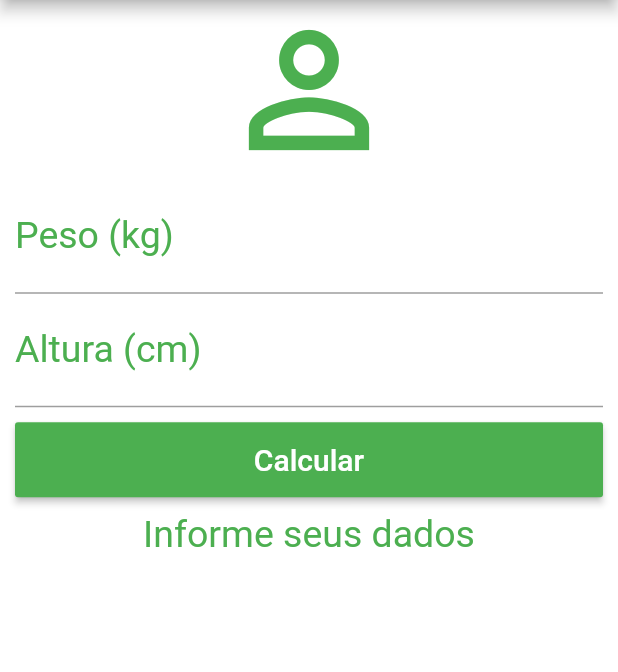
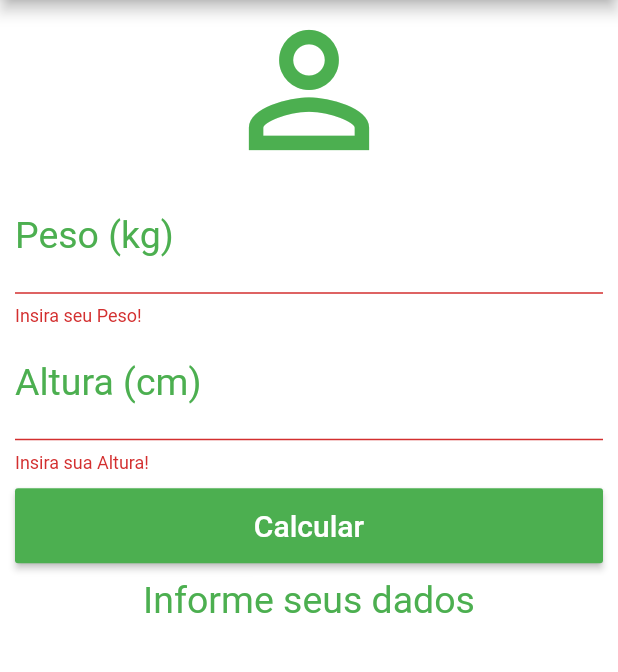
Before and after one commit to rafarvns/Curso-Flutter-Udemy-by-Daniel-Ciolfi, a Flutter app: the screen it shows after launch, after a tap on "Calcular", on a phone screen of 412 x 824 dp, the part 84-756 px from its top. Run offline on Flutter 3.47's test engine with Material 2 defaults, Android fonts, the phone set to English and light mode, and no system bars.

Commit message:
- Finalização da calculadora de IMC

```diff
--- a/app02_calculadora_de_imc/lib/main.dart
+++ b/app02_calculadora_de_imc/lib/main.dart
@@ -15,13 +15,16 @@ class _HomeState extends State<Home> {
   TextEditingController weightController = TextEditingController();
   TextEditingController heightController = TextEditingController();
 
+  GlobalKey<FormState> _formKey = GlobalKey<FormState>();
+
   String _infoText = "Informe seus dados";
 
-  void _resetFields() {
+  void _resetFields(){
     weightController.text = "";
     heightController.text = "";
     setState(() {
-      _infoText = "Informe seus dados";
+      _infoText = "Informe seus dados!";
+      _formKey = GlobalKey<FormState>();
     });
   }
 
@@ -56,11 +59,13 @@ class _HomeState extends State<Home> {
         backgroundColor: Colors.white,
         body: SingleChildScrollView(
           padding: EdgeInsets.fromLTRB(10.0, 0.0, 10.0, 0.0),
+          child: Form(
+            key: _formKey,
             child: Column(
               crossAxisAlignment: CrossAxisAlignment.stretch,
               children: <Widget>[
                 Icon(Icons.person_outline, size: 120.0, color: Colors.green),
-              TextField(
+                TextFormField(
                   keyboardType: TextInputType.number,
                   decoration: InputDecoration(
                       labelText: "Peso (kg)",
@@ -68,8 +73,13 @@ class _HomeState extends State<Home> {
                   textAlign: TextAlign.center,
                   style: TextStyle(color: Colors.green, fontSize: 25),
                   controller: weightController,
+                  validator: (value) {
+                    if(value.isEmpty){
+                      return "Insira seu Peso!";
+                    }
+                  },
                 ),
-              TextField(
+                TextFormField(
                   keyboardType: TextInputType.number,
                   decoration: InputDecoration(
                       labelText: "Altura (cm)",
@@ -77,6 +87,11 @@ class _HomeState extends State<Home> {
                   textAlign: TextAlign.center,
                   style: TextStyle(color: Colors.green, fontSize: 25),
                   controller: heightController,
+                  validator: (value) {
+                    if(value.isEmpty){
+                      return "Insira sua Altura!";
+                    }
+                  },
                 ),
                 Padding(
                   padding: EdgeInsets.only(top: 10.0, bottom: 10.0),
@@ -84,7 +99,9 @@ class _HomeState extends State<Home> {
                     height: 50.0,
                     child: RaisedButton(
                       onPressed: () {
+                        if(_formKey.currentState.validate()){
                           _calculate();
+                        }
                       },
                       child: Text(
                         "Calcular",
@@ -101,6 +118,7 @@ class _HomeState extends State<Home> {
                 )
               ],
             ),
+          ),
         ));
   }
 }
```
Also changed, not shown: 1 other file. Lines whose indentation alone changed are shown as unchanged.
